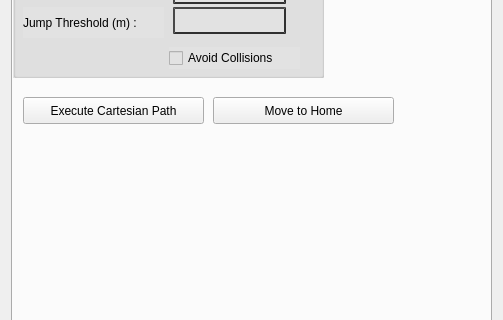
Above: moveit_cartesian_plan_plugin/src/widgets/path_planning_widget.ui from peanut-robotics/fermi before the change; both pictures show x 0 to 503 and y 190 to 510 of the 503 by 644 pixel window. Below: the same form after it.
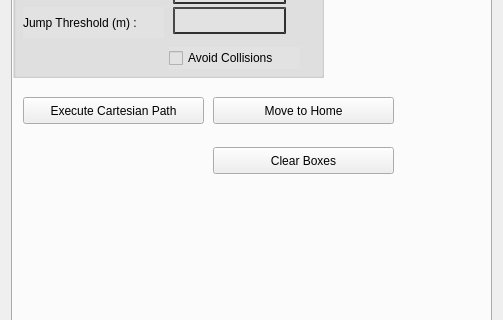
That is the form after the change. The open tabs and pages were chosen to show the change.

Commit message: Add clear all boxes btn

```diff
--- a/moveit_cartesian_plan_plugin/src/widgets/path_planning_widget.ui
+++ b/moveit_cartesian_plan_plugin/src/widgets/path_planning_widget.ui
@@ -499,6 +499,19 @@
 								<string>Move to Home</string>
 							</property>
 						</widget>
+						<widget class="QPushButton" name="btn_ClearAllBoxes">
+							<property name="geometry">
+								<rect>
+									<x>200</x>
+									<y>300</y>
+									<width>181</width>
+									<height>27</height>
+								</rect>
+							</property>
+							<property name="text">
+								<string>Clear Boxes</string>
+							</property>
+						</widget>
 					</widget>
 					<widget class="QWidget" name="tab_3">
 						<attribute name="title">
```
The commit also changes 4 other files.
